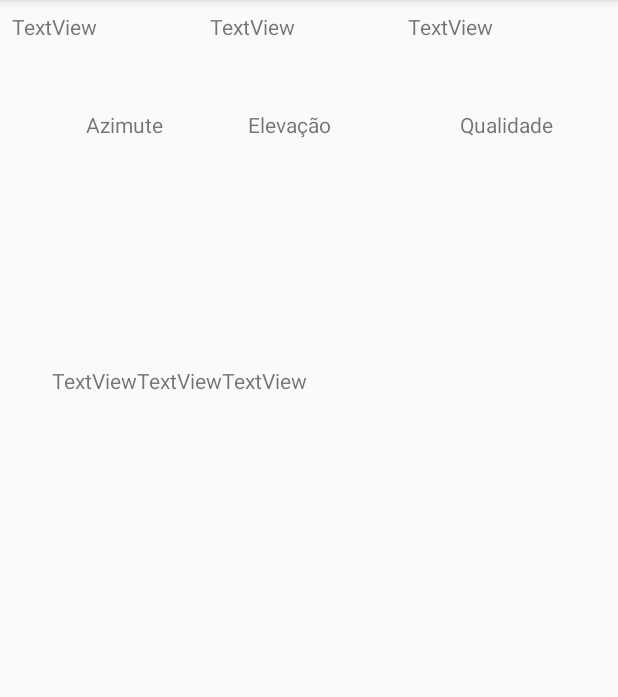
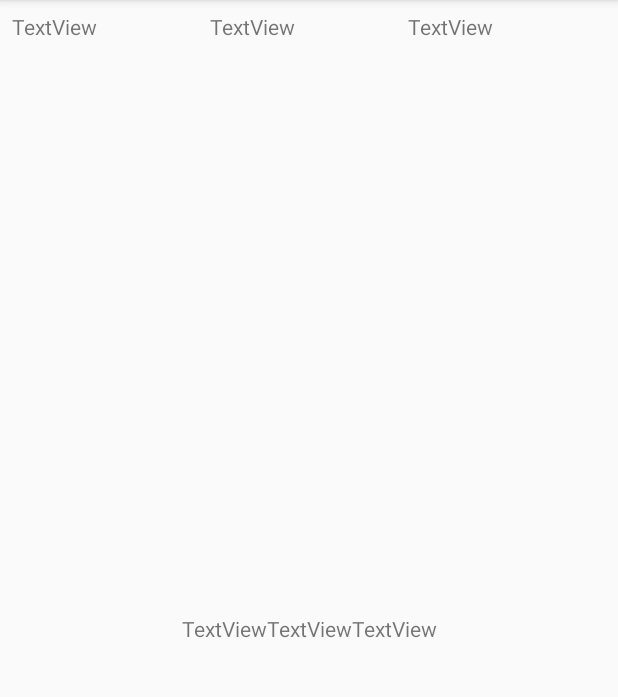
Before and after one commit to elkingmard/androidGpsFaculdade, an Android app: the SateliteActivity screen opened directly, with no data from a screen before it, on a phone screen of 412 x 824 dp, the part 84-781 px from its top. Run offline under Robolectric (Android 15) with nearby library versions, the phone set to English and light mode, and no system bars; 1 statement that could not run was skipped.

Commit message:
satelite activity mvp

```diff
--- a/app/src/main/res/layout/activity_satelite.xml
+++ b/app/src/main/res/layout/activity_satelite.xml
@@ -43,53 +43,20 @@
             android:text="TextView" />
     </LinearLayout>
 
-    <TextView
-        android:id="@+id/textView"
+    <ScrollView
         android:layout_width="wrap_content"
         android:layout_height="wrap_content"
-        android:text="Azimute"
-        app:layout_constraintTop_toTopOf="parent"
-        android:layout_marginTop="73dp"
-        android:layout_marginStart="57dp"
-        android:layout_marginLeft="57dp"
-        app:layout_constraintLeft_toLeftOf="parent" />
-
-    <TextView
-        android:id="@+id/textView2"
-        android:layout_width="wrap_content"
-        android:layout_height="wrap_content"
-        android:text="Elevação"
-        app:layout_constraintTop_toTopOf="parent"
-        android:layout_marginTop="73dp"
-        android:layout_marginStart="56dp"
-        app:layout_constraintLeft_toRightOf="@+id/textView"
-        android:layout_marginLeft="56dp" />
-
-    <TextView
-        android:id="@+id/textView6"
-        android:layout_width="wrap_content"
-        android:layout_height="wrap_content"
-        android:text="Qualidade"
-        app:layout_constraintTop_toTopOf="parent"
-        android:layout_marginTop="73dp"
-        android:layout_marginStart="50dp"
+        android:layout_marginBottom="16dp"
         android:layout_marginEnd="8dp"
-        app:layout_constraintLeft_toRightOf="@+id/textView2"
-        android:layout_marginLeft="50dp"
+        android:layout_marginLeft="8dp"
         android:layout_marginRight="8dp"
-        app:layout_constraintRight_toRightOf="parent" />
-
-    <ScrollView
-        android:layout_width="370dp"
-        android:layout_height="400dp"
+        android:layout_marginStart="8dp"
+        android:layout_marginTop="8dp"
         app:layout_constraintBottom_toBottomOf="parent"
-        android:layout_marginBottom="8dp"
-        android:layout_marginRight="8dp"
+        app:layout_constraintLeft_toLeftOf="parent"
         app:layout_constraintRight_toRightOf="parent"
-        android:layout_marginLeft="8dp"
-        app:layout_constraintLeft_toLeftOf="parent"
-        android:layout_marginTop="8dp"
-        app:layout_constraintTop_toBottomOf="@+id/textView2">
+        app:layout_constraintTop_toBottomOf="@+id/linearLayout"
+        app:layout_constraintVertical_bias="0.524">
 
         <TableLayout
             android:id="@+id/satList"
```
Also changed, not shown: app/src/main/java/com/example/ramonmoraes/gpsfaculdade/SateliteActivity.java (+51 -8 lines).
